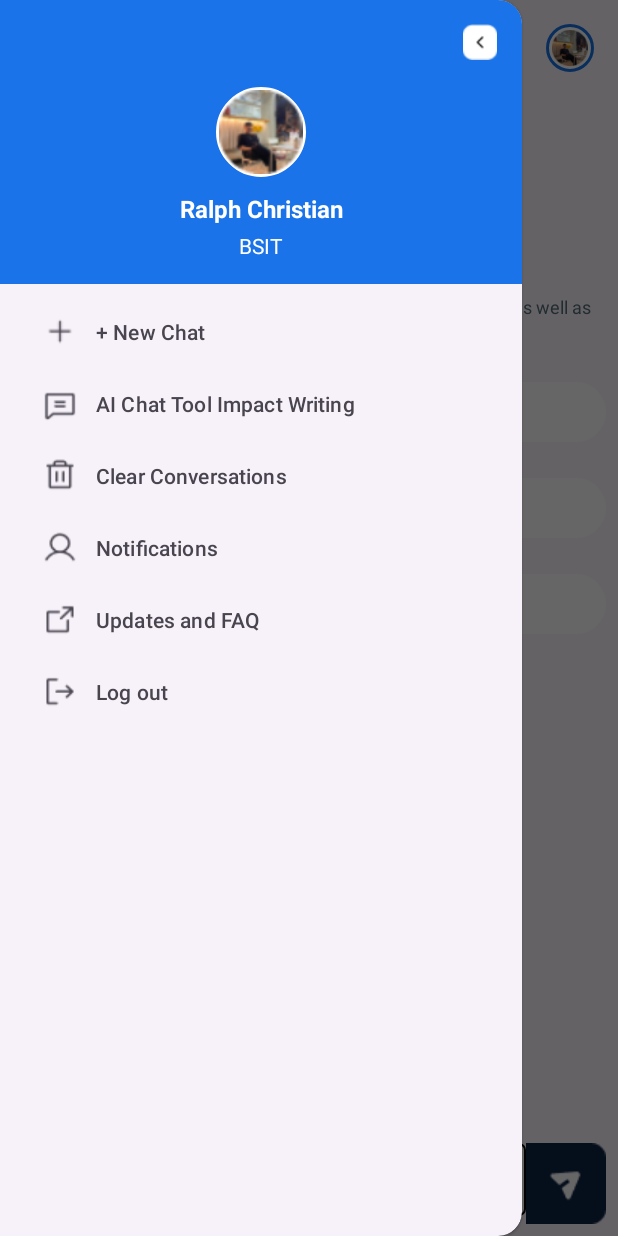
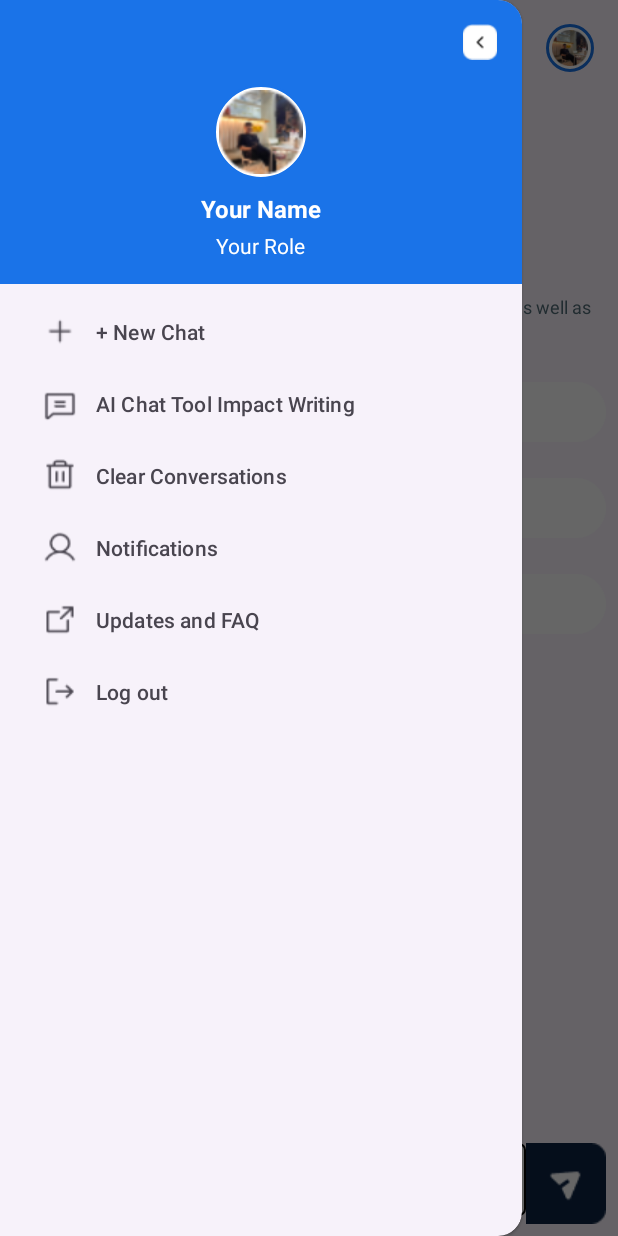
Before and after one commit to RlphChrs/CAPSTONE_SASS_Mobile, an Android app: the screen it shows after launch (MainActivity), with the side drawer open, on a phone screen of 412 x 824 dp. Run offline under Robolectric (Android 15) with nearby library versions, the phone set to English and light mode, and no system bars; 1 statement that could not run was skipped.

Commit message:
nav_header

```diff
--- a/app/src/main/res/layout/nav_header.xml
+++ b/app/src/main/res/layout/nav_header.xml
@@ -7,13 +7,13 @@
     android:padding="16dp"
     android:background="@color/primaryColor">
 
-    <!-- Close Button (Optional) -->
+    <!-- Close Button -->
     <ImageView
         android:id="@+id/btn_close_nav"
         android:layout_width="24dp"
         android:layout_height="24dp"
         android:src="@drawable/close_button"
-        android:contentDescription="Close Navigation"
+        android:contentDescription="@string/close_nav"
         android:layout_marginStart="8dp"
         app:layout_constraintEnd_toEndOf="parent"
         app:layout_constraintTop_toTopOf="parent" />
@@ -24,7 +24,7 @@
         android:layout_width="64dp"
         android:layout_height="64dp"
         android:src="@drawable/profile_image"
-        android:contentDescription="Profile Picture"
+        android:contentDescription="@string/profile_picture"
         android:background="@drawable/circle_background"
         android:padding="4dp"
         app:layout_constraintTop_toBottomOf="@id/btn_close_nav"
@@ -37,7 +37,7 @@
         android:id="@+id/user_name"
         android:layout_width="wrap_content"
         android:layout_height="wrap_content"
-        android:text="Ralph Christian"
+        android:text="@string/user_name_placeholder"
         android:textSize="16sp"
         android:textStyle="bold"
         android:textColor="@android:color/white"
@@ -50,7 +50,7 @@
         android:id="@+id/user_role"
         android:layout_width="wrap_content"
         android:layout_height="wrap_content"
-        android:text="BSIT"
+        android:text="@string/user_role_placeholder"
         android:textSize="14sp"
         android:textColor="@android:color/white"
         app:layout_constraintTop_toBottomOf="@id/user_name"
--- a/app/src/main/res/values/strings.xml
+++ b/app/src/main/res/values/strings.xml
@@ -100,6 +100,11 @@
         <string name="info_icon_description">View updates and FAQ</string>
         <string name="logout_icon_description">Log out of the application</string>
 
+    //nav_header
+        <string name="close_nav">Close Navigation</string>
+        <string name="user_name_placeholder">Your Name</string>
+        <string name="user_role_placeholder">Your Role</string>
+
 
 
 
```
